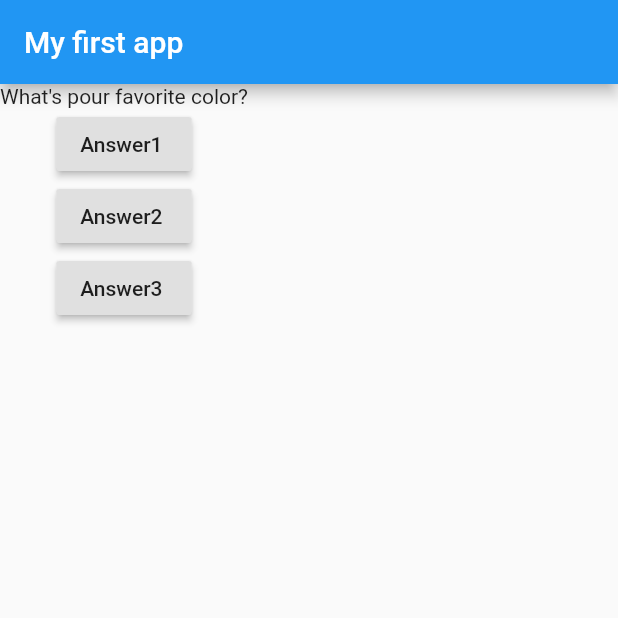
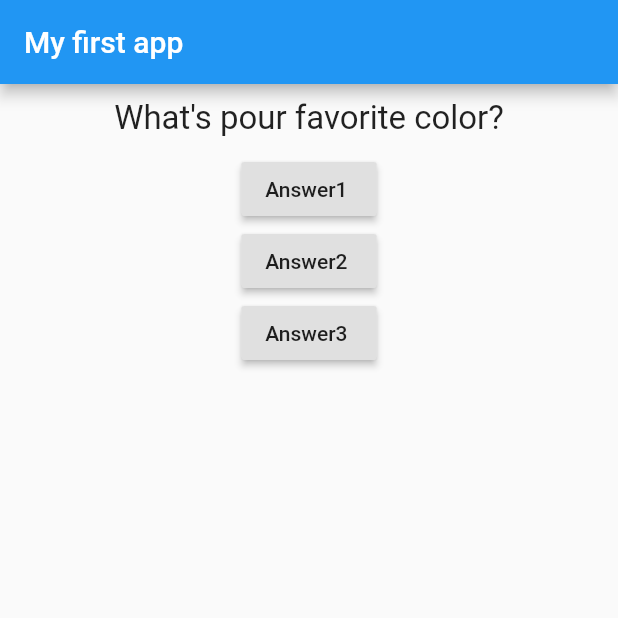
Before and after one commit to jiahaoliuliu/FlutterAndDartTheCompleteGuide-2022Edition, a Flutter app: the screen it shows after launch, on a phone screen of 412 x 824 dp, the top half of it. Run offline on Flutter 3.47's test engine with Material 2 defaults, Android fonts, the phone set to English and light mode, and no system bars.

Commit message:
Styling the Question text

```diff
--- a/section2/flutter_complete_guide/lib/question.dart
+++ b/section2/flutter_complete_guide/lib/question.dart
@@ -1,12 +1,20 @@
 import 'package:flutter/material.dart';
 
 class Question extends StatelessWidget {
-  String questionText;
+  final String questionText;
 
   Question(this.questionText);
 
   @override
   Widget build(BuildContext context) {
-    return Text(questionText);
+    return Container(
+      width: double.infinity,
+      margin: EdgeInsets.all(10),
+      child: Text(
+        questionText,
+        style: TextStyle(fontSize: 22),
+        textAlign: TextAlign.center,
+      ),
+    );
   }
 }
```
